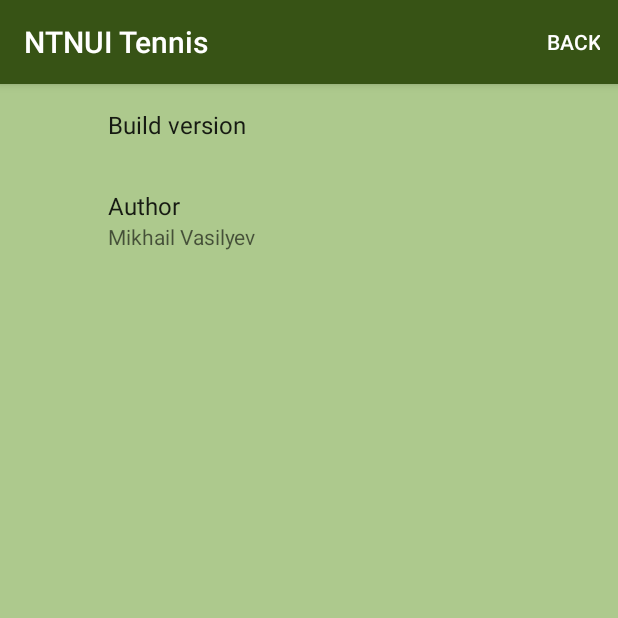
After one commit to DanglingPointer/NTNUI-Tennis, an Android app: the AboutActivity screen opened directly, with no data from a screen before it, on a phone screen of 412 x 824 dp, the top half of it. The commit adds this screen. Run offline under Robolectric (Android 15) with nearby library versions, the phone set to English and light mode, and no system bars; our stand-ins replace androidx.preference.

Commit message:
Added About page

```diff
--- a/App/NtnuiTennis/app/build.gradle
+++ b/App/NtnuiTennis/app/build.gradle
@@ -27,4 +27,5 @@
     compile 'com.android.support:appcompat-v7:25.1.0'
     testCompile 'junit:junit:4.12'
     compile 'com.android.support:recyclerview-v7:25.1.0'
+    compile 'com.android.support:preference-v7:23.0.1'
 }
--- a/App/NtnuiTennis/app/src/main/AndroidManifest.xml
+++ b/App/NtnuiTennis/app/src/main/AndroidManifest.xml
@@ -22,6 +22,7 @@
         </activity>
         <activity android:name=".ui.NotificationsActivity"/>
         <activity android:name=".ui.SlotDetailsActivity"/>
+        <activity android:name=".ui.AboutActivity" android:theme="@style/AppPreferenceTheme"/>
 
         <service android:name=".services.NotifierService"/>
         <receiver
--- a/App/NtnuiTennis/app/src/main/java/org/mikhailv/ntnuitennis/net/AuthenticateTask.java
+++ b/App/NtnuiTennis/app/src/main/java/org/mikhailv/ntnuitennis/net/AuthenticateTask.java
@@ -82,11 +82,7 @@
                 throw new IOException("Http error: " + response);
 
             List<String> cookiesHeader = conn.getHeaderFields().get(COOKIES_HEADER);
-
-            if (cookiesHeader == null)
-                throw new IOException("No cookies received from server");
-
-            if (cookiesHeader.size() <= 1)
+            if (cookiesHeader == null || cookiesHeader.size() <= 2)
                 throw new IOException("Error: Invalid credentials");
 
             CookieStore cookieStore = NetworkFragment.cookieManager.getCookieStore();
--- /dev/null
+++ b/App/NtnuiTennis/app/src/main/java/org/mikhailv/ntnuitennis/ui/AboutActivity.java
@@ -0,0 +1,81 @@
+package org.mikhailv.ntnuitennis.ui;
+
+import android.content.Context;
+import android.content.Intent;
+import android.content.pm.PackageInfo;
+import android.content.pm.PackageManager;
+import android.os.Bundle;
+
+import org.mikhailv.ntnuitennis.R;
+
+import android.support.v7.preference.PreferenceFragmentCompat;
+import android.support.annotation.Nullable;
+import android.support.v7.app.AppCompatActivity;
+import android.view.Menu;
+import android.view.MenuInflater;
+import android.view.MenuItem;
+
+/**
+ * Created by MikhailV on 26.02.2017.
+ */
+
+public class AboutActivity extends AppCompatActivity
+{
+    public static Intent newIntent(Context context)
+    {
+        return new Intent(context, AboutActivity.class);
+    }
+
+    @Override
+    protected void onCreate(@Nullable Bundle savedInstanceState)
+    {
+        super.onCreate(savedInstanceState);
+
+        getSupportFragmentManager().beginTransaction()
+                .replace(android.R.id.content, new AboutFragment())
+                .commit();
+    }
+
+    public static class AboutFragment extends PreferenceFragmentCompat
+    {
+        @Override
+        public void onCreateOptionsMenu(Menu menu, MenuInflater inflater)
+        {
+            inflater.inflate(R.menu.menu_about, menu);
+        }
+        @Override
+        public boolean onOptionsItemSelected(MenuItem item)
+        {
+            switch (item.getItemId()){
+                case R.id.menu_about_back_btn:
+                    getActivity().finish();
+                    return true;
+                default:
+                    return super.onOptionsItemSelected(item);
+            }
+        }
+        @Override
+        public void onCreate(Bundle savedInstanceState)
+        {
+            super.onCreate(savedInstanceState);
+            setHasOptionsMenu(true);
+        }
+        @Override
+        public void onCreatePreferences(Bundle bundle, String s)
+        {
+            setPreferencesFromResource(R.xml.fragment_about, s);
+
+            String versionName;
+            try {
+                PackageInfo pInfo = getActivity().getPackageManager().getPackageInfo(getActivity().getPackageName(), 0);
+                versionName = pInfo.versionName;
+            }
+            catch (PackageManager.NameNotFoundException e) {
+                versionName = "";
+            }
+
+            findPreference("version").setSummary(versionName);
+            findPreference("author").setSummary("Mikhail Vasilyev");
+        }
+    }
+}
--- a/App/NtnuiTennis/app/src/main/java/org/mikhailv/ntnuitennis/ui/DayFragment.java
+++ b/App/NtnuiTennis/app/src/main/java/org/mikhailv/ntnuitennis/ui/DayFragment.java
@@ -93,6 +93,7 @@
                 m_callbacks.onLogInPressed();
                 return true;
             case R.id.menu_btn_about:
+                startActivity(AboutActivity.newIntent(getActivity()));
                 return true;
             case R.id.menu_btn_notifications:
                 m_callbacks.onNotificationsPressed();
--- /dev/null
+++ b/App/NtnuiTennis/app/src/main/res/menu/menu_about.xml
@@ -0,0 +1,9 @@
+<?xml version="1.0" encoding="utf-8"?>
+<menu xmlns:android="http://schemas.android.com/apk/res/android"
+      xmlns:app="http://schemas.android.com/apk/res-auto">
+    <item
+        android:id="@+id/menu_about_back_btn"
+        android:title="@string/menu_back"
+        app:showAsAction="always|withText"
+        />
+</menu>
--- a/App/NtnuiTennis/app/src/main/res/values/styles.xml
+++ b/App/NtnuiTennis/app/src/main/res/values/styles.xml
@@ -9,6 +9,12 @@
         <item name="android:windowBackground">@color/darkGreen</item>
         <item name="actionBarPopupTheme">@style/DropDownMenuStyle</item>
         <item name="android:alertDialogTheme">@style/DialogStyle</item>
+
+    </style>
+
+    <style name="AppPreferenceTheme" parent="AppTheme">
+        <item name="android:windowBackground">@color/lightGreen</item>
+        <item name="preferenceTheme">@style/PreferenceThemeOverlay</item>
     </style>
 
     <style name="DropDownMenuStyle" parent="Widget.AppCompat.PopupMenu.Overflow">
--- /dev/null
+++ b/App/NtnuiTennis/app/src/main/res/xml/fragment_about.xml
@@ -0,0 +1,12 @@
+<?xml version="1.0" encoding="utf-8"?>
+<PreferenceScreen xmlns:android="http://schemas.android.com/apk/res/android">
+    <Preference
+        android:key="version"
+        android:title="Build version"
+        />
+    <Preference
+        android:key="author"
+        android:title="Author"
+        />
+
+</PreferenceScreen>
```
Also changed, not shown: App/NtnuiTennis/app/src/main/java/org/mikhailv/ntnuitennis/ui/NotificationsActivity.java (+3 -12 lines), App/NtnuiTennis/app/src/main/res/layout/activity_notifications.xml (deleted, +0 -7 lines).
